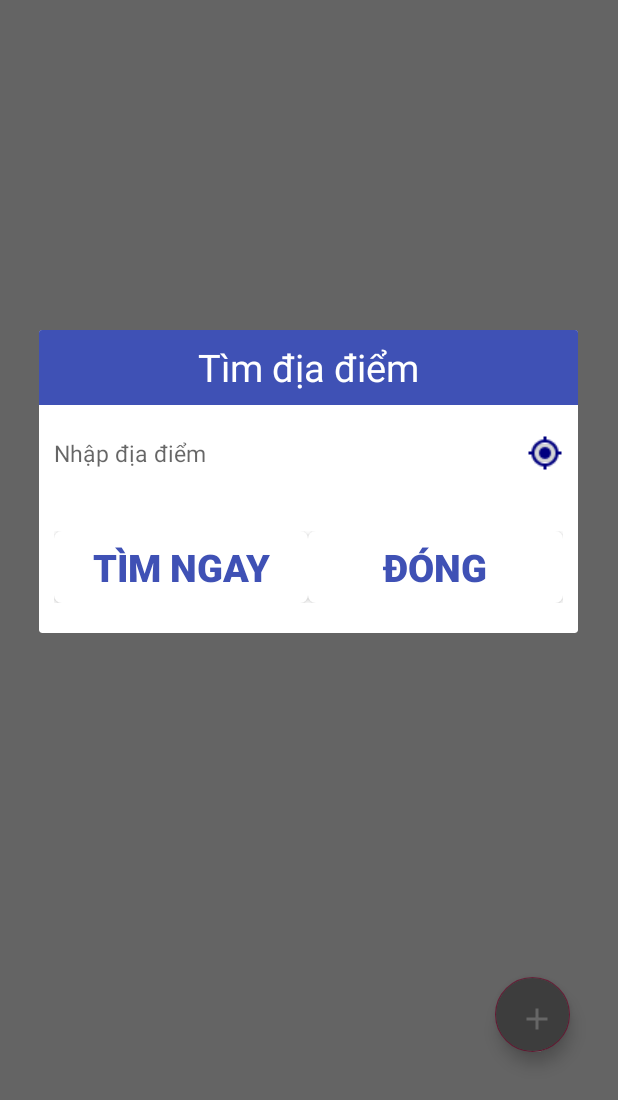
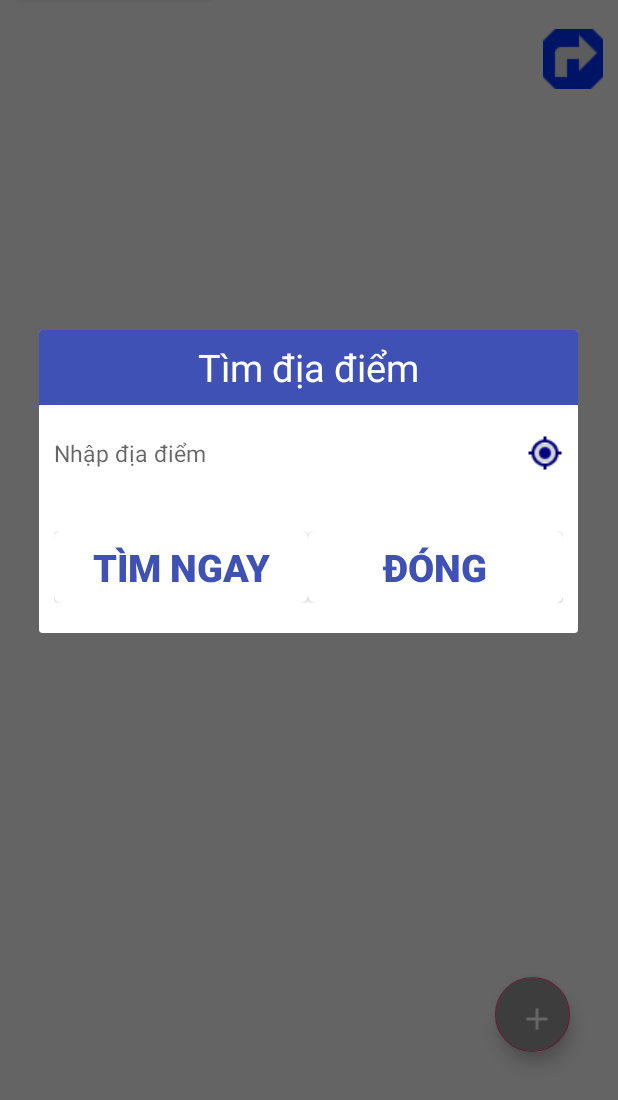
Before and after one commit to ngvantu/Android-ConvenienceStore, an Android app: the MapsActivity screen opened directly, with no data from a screen before it, after a tap on "TÌM TẠI ĐỊA ĐIỂM", on a phone screen of 412 x 824 dp, the part 136-1236 px from its top. Run offline under Robolectric (Android 15) with nearby library versions, the phone set to English and light mode, and no system bars; libraries missing offline, so code that uses them is left out: io.netopen.hotbitmapgg; 4 statements that could not run were skipped.

Commit message:
show direction button

```diff
--- a/app/src/main/java/team25/conveniencestore/activitys/MapsActivity.java
+++ b/app/src/main/java/team25/conveniencestore/activitys/MapsActivity.java
@@ -81,7 +81,7 @@ public class MapsActivity extends FragmentActivity implements OnMapReadyCallback
 
     private DrawerLayout drawerLayout;
     private GoogleMap mMap;
-    private Button btnFindPath;
+    private ImageButton btnFindPath;
     private FloatingActionButton btnSearchNearMe;
     private FloatingActionButton btnResult, btnFeedback;
     private Button btnDeleteInputSearchStore;
@@ -446,7 +446,7 @@ public class MapsActivity extends FragmentActivity implements OnMapReadyCallback
     private void mappingController() {
         btnFindPlace = (Button) findViewById(R.id.btnFindPlace);
 
-        btnFindPath = (Button) findViewById(R.id.btnFindPath);
+        btnFindPath = (ImageButton) findViewById(R.id.btnFindPath);
         btnSearchNearMe = (FloatingActionButton) findViewById(R.id.btnSearchNearMe);
         btnResult = (FloatingActionButton) findViewById(R.id.btnResult);
         btnFeedback = (FloatingActionButton) findViewById(R.id.btnFeedback);
@@ -575,15 +575,6 @@ public class MapsActivity extends FragmentActivity implements OnMapReadyCallback
                 });
             }
         });
-        /*
-        btnFindPath.setEnabled(false);
-        btnFindPath.setOnClickListener(new View.OnClickListener() {
-            @Override
-            public void onClick(View v) {
-                sendRequest();
-            }
-        });
-        */
 
         btnSearchNearMe.setOnClickListener(new View.OnClickListener() {
             @Override
--- a/app/src/main/java/team25/conveniencestore/adapter/ResultStoresAdapter.java
+++ b/app/src/main/java/team25/conveniencestore/adapter/ResultStoresAdapter.java
@@ -71,7 +71,6 @@ public class ResultStoresAdapter extends RecyclerView.Adapter<ResultStoresAdapte
         viewHolder.address.setText(resultStores.get(i).getVicinity());
         viewHolder.star.setText(String.valueOf(resultStores.get(i).getRating()));
         viewHolder.ratingBar.setRating(Float.valueOf(String.valueOf(resultStores.get(i).getRating())));
-        viewHolder.imageView.setImageResource(R.drawable.ic_direction);
         LayerDrawable stars = (LayerDrawable) viewHolder.ratingBar.getProgressDrawable();
         stars.getDrawable(2).setColorFilter(Color.YELLOW, PorterDuff.Mode.SRC_ATOP);
         stars.getDrawable(0).setColorFilter(Color.GRAY, PorterDuff.Mode.SRC_ATOP);
--- a/app/src/main/res/layout/activity_maps.xml
+++ b/app/src/main/res/layout/activity_maps.xml
@@ -78,28 +78,19 @@
                     android:id="@+id/btnFindPlace"
                     android:layout_width="wrap_content"
                     android:layout_height="30dp"
-                    android:layout_centerVertical="true"
                     android:background="@drawable/white_border"
                     android:padding="5dp"
                     android:text="Tìm tại địa điểm"
                     android:textSize="15sp" />
-
+                <ImageButton
+                    android:id="@+id/btnFindPath"
+                    android:layout_width="40dp"
+                    android:layout_height="40dp"
+                    android:src="@drawable/ic_direction"
+                    android:layout_alignParentEnd="true"
+                    android:layout_marginTop="50dp"
+                    android:visibility="visible"/>
             </RelativeLayout>
-
-            <LinearLayout
-                android:id="@+id/linearLayout"
-                android:layout_width="match_parent"
-                android:layout_height="wrap_content"
-                android:layout_marginTop="10dp">
-
-                <Button
-                    android:id="@+id/btnFindPath"
-                    android:layout_width="wrap_content"
-                    android:layout_height="wrap_content"
-                    android:layout_marginStart="8dp"
-                    android:text="Find path"
-                    android:visibility="gone" />
-            </LinearLayout>
 
             <fragment
                 android:id="@+id/map"
```
